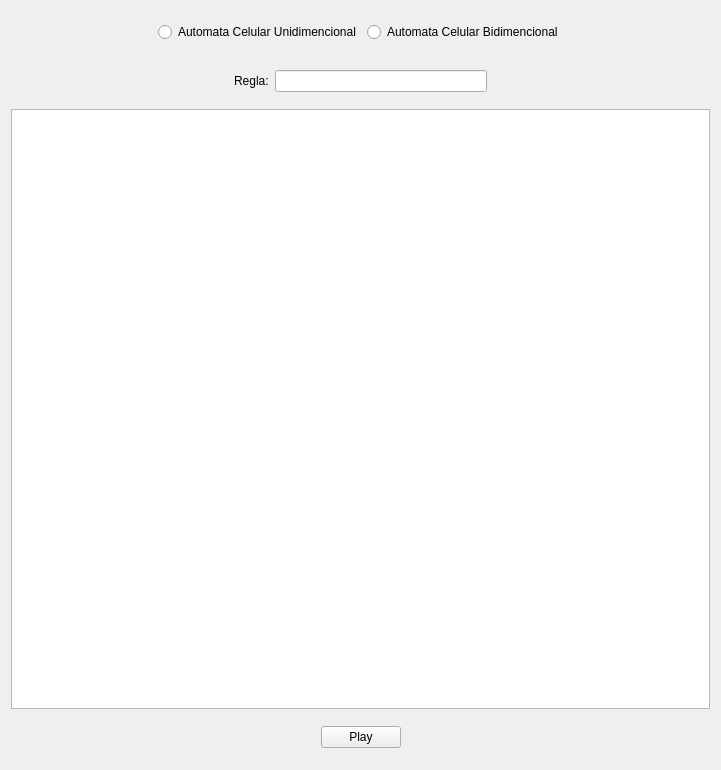
Above: mainwindow.ui from elshaka/AutomataCelular before the change. Below: the same form after it.
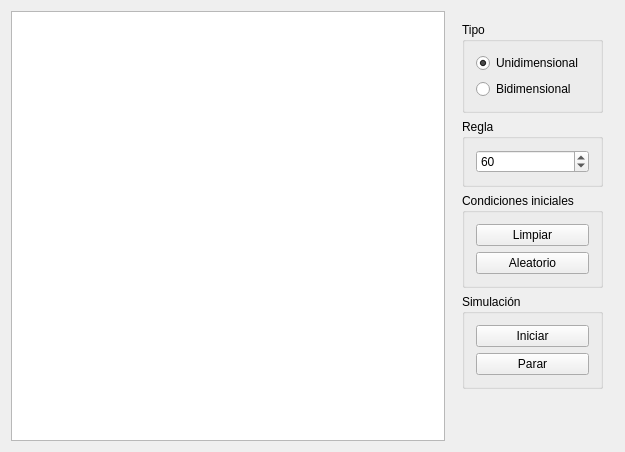
That is the form after the change.

Patch:
```diff
--- a/mainwindow.ui
+++ b/mainwindow.ui
@@ -6,148 +6,134 @@
    <rect>
     <x>0</x>
     <y>0</y>
-    <width>721</width>
-    <height>717</height>
+    <width>625</width>
+    <height>448</height>
    </rect>
   </property>
+  <property name="maximumSize">
+   <size>
+    <width>625</width>
+    <height>448</height>
+   </size>
+  </property>
   <property name="windowTitle">
    <string>MainWindow</string>
   </property>
   <widget class="QWidget" name="centralWidget">
-   <layout class="QVBoxLayout" name="verticalLayout">
-    <item>
-     <widget class="QWidget" name="widget" native="true">
-      <layout class="QHBoxLayout" name="horizontalLayout">
-       <item>
-        <spacer name="horizontalSpacer">
-         <property name="orientation">
-          <enum>Qt::Horizontal</enum>
-         </property>
-         <property name="sizeHint" stdset="0">
-          <size>
-           <width>40</width>
-           <height>20</height>
-          </size>
-         </property>
-        </spacer>
-       </item>
-       <item>
-        <widget class="QRadioButton" name="oneDimensionalButton">
-         <property name="text">
-          <string>Automata Celular Unidimencional</string>
-         </property>
-        </widget>
-       </item>
-       <item>
-        <widget class="QRadioButton" name="biDimensionalButton">
-         <property name="text">
-          <string>Automata Celular Bidimencional</string>
-         </property>
-        </widget>
-       </item>
-       <item>
-        <spacer name="horizontalSpacer_2">
-         <property name="orientation">
-          <enum>Qt::Horizontal</enum>
-         </property>
-         <property name="sizeHint" stdset="0">
-          <size>
-           <width>40</width>
-           <height>20</height>
-          </size>
-         </property>
-        </spacer>
-       </item>
-      </layout>
-     </widget>
-    </item>
-    <item>
-     <widget class="QWidget" name="widgetRegla" native="true">
-      <property name="enabled">
-       <bool>true</bool>
-      </property>
-      <layout class="QHBoxLayout" name="horizontalLayout_3">
-       <item>
-        <spacer name="horizontalSpacer_5">
-         <property name="orientation">
-          <enum>Qt::Horizontal</enum>
-         </property>
-         <property name="sizeHint" stdset="0">
-          <size>
-           <width>40</width>
-           <height>20</height>
-          </size>
-         </property>
-        </spacer>
-       </item>
-       <item>
-        <widget class="QLabel" name="label">
-         <property name="text">
-          <string>Regla:</string>
-         </property>
-        </widget>
-       </item>
-       <item>
-        <widget class="QLineEdit" name="reglaTxt"/>
-       </item>
-       <item>
-        <spacer name="horizontalSpacer_6">
-         <property name="orientation">
-          <enum>Qt::Horizontal</enum>
-         </property>
-         <property name="sizeHint" stdset="0">
-          <size>
-           <width>40</width>
-           <height>20</height>
-          </size>
-         </property>
-        </spacer>
-       </item>
-      </layout>
-     </widget>
-    </item>
+   <layout class="QHBoxLayout" name="horizontalLayout_4">
     <item>
      <widget class="QGraphicsView" name="graphicsView">
       <property name="minimumSize">
        <size>
-        <width>600</width>
-        <height>600</height>
+        <width>430</width>
+        <height>430</height>
        </size>
       </property>
      </widget>
     </item>
     <item>
-     <widget class="QWidget" name="widget_2" native="true">
-      <layout class="QHBoxLayout" name="horizontalLayout_2">
+     <widget class="QWidget" name="controlsWidget" native="true">
+      <layout class="QVBoxLayout" name="verticalLayout">
        <item>
-        <spacer name="horizontalSpacer_3">
-         <property name="orientation">
-          <enum>Qt::Horizontal</enum>
+        <widget class="QGroupBox" name="typeBox">
+         <property name="title">
+          <string>Tipo</string>
          </property>
-         <property name="sizeHint" stdset="0">
-          <size>
-           <width>40</width>
-           <height>20</height>
-          </size>
+         <layout class="QVBoxLayout" name="verticalLayout_2">
+          <item>
+           <widget class="QRadioButton" name="oneDimensionalButton">
+            <property name="text">
+             <string>Unidimensional</string>
+            </property>
+            <property name="checked">
+             <bool>true</bool>
+            </property>
+           </widget>
+          </item>
+          <item>
+           <widget class="QRadioButton" name="biDimensionalButton">
+            <property name="text">
+             <string>Bidimensional</string>
+            </property>
+           </widget>
+          </item>
+         </layout>
+        </widget>
+       </item>
+       <item>
+        <widget class="QGroupBox" name="ruleBox">
+         <property name="title">
+          <string>Regla</string>
          </property>
-        </spacer>
+         <layout class="QVBoxLayout" name="verticalLayout_3">
+          <item>
+           <widget class="QSpinBox" name="ruleSpinBox">
+            <property name="maximum">
+             <number>255</number>
+            </property>
+            <property name="value">
+             <number>60</number>
+            </property>
+           </widget>
+          </item>
+         </layout>
+        </widget>
        </item>
        <item>
-        <widget class="QPushButton" name="pushButton">
-         <property name="text">
-          <string>Play</string>
+        <widget class="QGroupBox" name="groupBox">
+         <property name="title">
+          <string>Condiciones iniciales</string>
          </property>
+         <layout class="QVBoxLayout" name="verticalLayout_5">
+          <item>
+           <widget class="QPushButton" name="clearButton">
+            <property name="text">
+             <string>Limpiar</string>
+            </property>
+           </widget>
+          </item>
+          <item>
+           <widget class="QPushButton" name="randomizeButton">
+            <property name="text">
+             <string>Aleatorio</string>
+            </property>
+           </widget>
+          </item>
+         </layout>
         </widget>
        </item>
        <item>
-        <spacer name="horizontalSpacer_4">
+        <widget class="QGroupBox" name="simulationBox">
+         <property name="title">
+          <string>Simulación</string>
+         </property>
+         <layout class="QVBoxLayout" name="verticalLayout_4">
+          <item>
+           <widget class="QPushButton" name="runButton">
+            <property name="text">
+             <string>Iniciar</string>
+            </property>
+           </widget>
+          </item>
+          <item>
+           <widget class="QPushButton" name="stopButton">
+            <property name="text">
+             <string>Parar</string>
+            </property>
+           </widget>
+          </item>
+         </layout>
+        </widget>
+       </item>
+       <item>
+        <spacer name="verticalSpacer">
          <property name="orientation">
-          <enum>Qt::Horizontal</enum>
+          <enum>Qt::Vertical</enum>
          </property>
          <property name="sizeHint" stdset="0">
           <size>
-           <width>40</width>
-           <height>20</height>
+           <width>20</width>
+           <height>40</height>
           </size>
          </property>
         </spacer>
```
Left out of the diff: 2 changed lines with no effect on the pictures.
